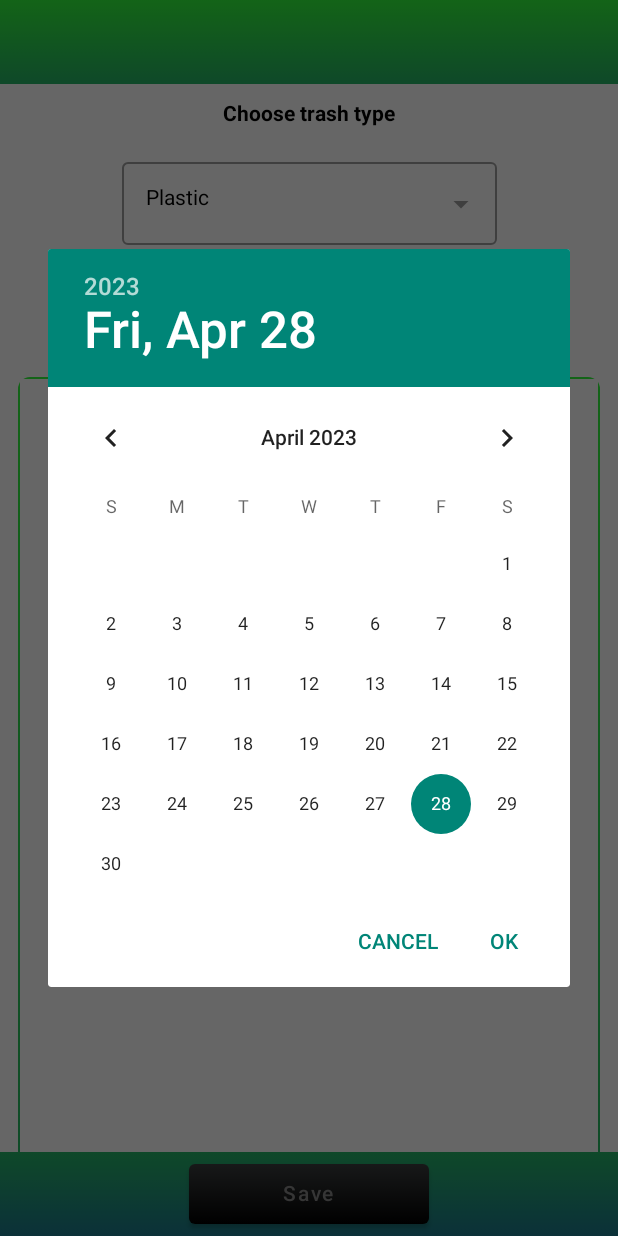
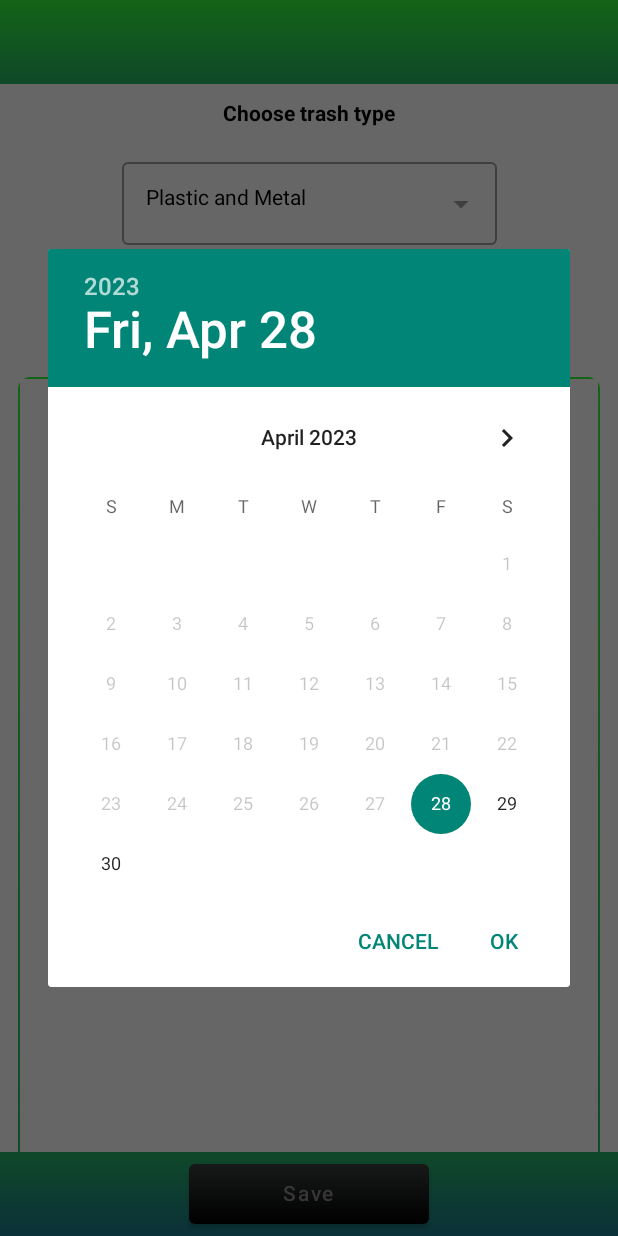
Before and after one commit to OnicaAdrianCatalin/Trashminder, an Android app built with Jetpack Compose: the NewReminderFragment screen opened through its navigation route, after a tap on "Date and time", on a phone screen of 412 x 824 dp. Run offline under Robolectric (Android 15) with nearby library versions, the phone set to English and light mode, and no system bars; our stand-ins replace Firebase (no records; nobody signed in at launch, a user with empty details on screens opened directly), navigation-ui; libraries missing offline, so code that uses them is left out: com.jakewharton.threetenabp; 1 statement that could not run was skipped.

Commit message:
adding progressBar, changing plastic to plastic and metal, updating authErrors, solving dismiss date and time

```diff
--- a/app/src/main/java/com/example/trashminder/presentation/auth/authUtils/Utils.kt
+++ b/app/src/main/java/com/example/trashminder/presentation/auth/authUtils/Utils.kt
@@ -1,5 +1,5 @@
 package com.example.trashminder.presentation.auth.authUtils
 
  fun assertFieldsEmpty(vararg fields: String): Boolean {
-    fields.find { it.isEmpty() }?.let { return false } ?: return true
+    fields.find { it.isEmpty() || it.startsWith(" ")}?.let { return false } ?: return true
 }
--- a/app/src/main/java/com/example/trashminder/presentation/auth/signup/SignUpViewModel.kt
+++ b/app/src/main/java/com/example/trashminder/presentation/auth/signup/SignUpViewModel.kt
@@ -4,11 +4,7 @@ import androidx.compose.runtime.State
 import androidx.compose.runtime.mutableStateOf
 import androidx.lifecycle.ViewModel
 import androidx.lifecycle.viewModelScope
-import com.example.trashminder.presentation.auth.authUtils.AuthErrors
-import com.example.trashminder.presentation.auth.authUtils.Result
-import com.example.trashminder.presentation.auth.authUtils.assertFieldsEmpty
-import com.example.trashminder.presentation.auth.authUtils.onFailure
-import com.example.trashminder.presentation.auth.authUtils.onSuccess
+import com.example.trashminder.presentation.auth.authUtils.*
 import com.example.trashminder.services.FirebaseAuthService
 import com.google.firebase.FirebaseException
 import com.google.firebase.FirebaseNetworkException
--- a/app/src/main/java/com/example/trashminder/presentation/createdReminder/HomeFragment.kt
+++ b/app/src/main/java/com/example/trashminder/presentation/createdReminder/HomeFragment.kt
@@ -13,6 +13,7 @@ import androidx.activity.compose.rememberLauncherForActivityResult
 import androidx.activity.result.contract.ActivityResultContracts
 import androidx.compose.foundation.layout.Box
 import androidx.compose.foundation.layout.fillMaxSize
+import androidx.compose.foundation.layout.fillMaxWidth
 import androidx.compose.foundation.layout.size
 import androidx.compose.foundation.lazy.LazyColumn
 import androidx.compose.foundation.lazy.items
@@ -20,7 +21,7 @@ import androidx.compose.foundation.lazy.rememberLazyListState
 import androidx.compose.material.Icon
 import androidx.compose.material.IconButton
 import androidx.compose.runtime.*
-import androidx.compose.ui.Alignment
+import androidx.compose.ui.Alignment.Companion.CenterHorizontally
 import androidx.compose.ui.Modifier
 import androidx.compose.ui.graphics.Color
 import androidx.compose.ui.platform.ComposeView
@@ -58,19 +59,21 @@ class HomeFragment : Fragment() {
     @Composable
     fun HomeScreen() {
         val viewModel = viewModel<HomeScreenViewModel>()
+        viewModel.ProgressDialog()
+
         Box(
-            modifier = Modifier.fillMaxSize()
+            modifier = Modifier.fillMaxSize(),
         ) {
             val state = rememberLazyListState()
             val context = LocalContext.current
-            LazyColumn(horizontalAlignment = Alignment.CenterHorizontally, state = state) {
+            LazyColumn(modifier = Modifier.fillMaxWidth(), horizontalAlignment = CenterHorizontally, state = state) {
                 items(viewModel.reminderResponse.value?.reminders ?: emptyList()) {
                     CustomItem(reminder = it)
 
                     NotificationPermissionDialog(it, context)
                 }
                 item {
-                    IconButton(onClick = {
+                    IconButton( onClick = {
                         findNavController().navigate(R.id.newReminderFragment)
                     }) {
                         Icon(
--- a/app/src/main/java/com/example/trashminder/presentation/createdReminder/HomeScreenViewModel.kt
+++ b/app/src/main/java/com/example/trashminder/presentation/createdReminder/HomeScreenViewModel.kt
@@ -1,8 +1,20 @@
 package com.example.trashminder.presentation.createdReminder
 
-import androidx.compose.runtime.mutableStateOf
+import androidx.compose.foundation.background
+import androidx.compose.foundation.layout.Box
+import androidx.compose.foundation.layout.size
+import androidx.compose.foundation.shape.RoundedCornerShape
+import androidx.compose.material.CircularProgressIndicator
+import androidx.compose.runtime.*
+import androidx.compose.ui.Alignment
+import androidx.compose.ui.Modifier
+import androidx.compose.ui.graphics.Color
+import androidx.compose.ui.unit.dp
+import androidx.compose.ui.window.Dialog
+import androidx.compose.ui.window.DialogProperties
 import androidx.lifecycle.ViewModel
 import com.example.trashminder.model.ListOfReminders
+import com.example.trashminder.presentation.theme.greenTrash
 import com.google.firebase.auth.FirebaseAuth
 import com.google.firebase.firestore.FirebaseFirestore
 
@@ -10,8 +22,11 @@ class HomeScreenViewModel : ViewModel() {
     val reminderResponse = mutableStateOf<ListOfReminders?>(null)
     private val firestore = FirebaseFirestore.getInstance()
     private val auth = FirebaseAuth.getInstance()
+    private var showDialog by mutableStateOf(false)
+
 
     init {
+        showDialog = true
         getUserData()
     }
 
@@ -21,8 +36,23 @@ class HomeScreenViewModel : ViewModel() {
                 if ((snapshot != null) && snapshot.exists()) {
                     val data = snapshot.toObject(ListOfReminders::class.java)
                     reminderResponse.value = data
+                    showDialog = false
                 }
             }
+    }
+
+    @Composable
+    fun ProgressDialog() {
+        if (showDialog) {
+            Box(
+                contentAlignment = Alignment.Center,
+                modifier = Modifier
+                    .size(100.dp)
+                    .background(Color.White, shape = RoundedCornerShape(8.dp))
+            ) {
+                CircularProgressIndicator(color = greenTrash)
+            }
+        }
     }
 
     companion object {
--- a/app/src/main/java/com/example/trashminder/presentation/newReminder/NewReminderFragment.kt
+++ b/app/src/main/java/com/example/trashminder/presentation/newReminder/NewReminderFragment.kt
@@ -234,24 +234,35 @@ class NewReminderFragment : Fragment() {
         val day = calendar.get(Calendar.DAY_OF_MONTH)
         val hour = calendar.get(Calendar.HOUR_OF_DAY)
         val minutes = calendar.get(Calendar.MINUTE)
+        var date = ""
+        var time = ""
         calendar.time = Date()
 
         val datePickerDialog = DatePickerDialog(
             context,
             { _: DatePicker, selectedYear: Int, selectedMonth: Int, selectedDayOfMonth: Int ->
-                chosenDate.value =
+                date =
                     setDateCorrectFormat(selectedMonth, selectedDayOfMonth, selectedYear)
             }, year, month, day
         )
         val timePickerDialog = TimePickerDialog(
             context,
             { _, selectedHour: Int, selectedMinute: Int ->
-                chosenDate.value += setTimeCorrectFormat(selectedHour, selectedMinute)
+                time = setTimeCorrectFormat(selectedHour, selectedMinute)
             }, hour, minutes, false
         )
         datePickerDialog.show()
+        datePickerDialog.datePicker.minDate = System.currentTimeMillis()
         datePickerDialog.setOnDismissListener {
-            timePickerDialog.show()
+            if (date != "") {
+                timePickerDialog.show()
+            }
+        }
+
+        timePickerDialog.setOnDismissListener {
+            if (time != "") {
+                chosenDate.value = date + time
+            }
         }
     }
 
--- a/app/src/main/java/com/example/trashminder/utils/TrashType.kt
+++ b/app/src/main/java/com/example/trashminder/utils/TrashType.kt
@@ -4,7 +4,6 @@ import com.example.trashminder.R
 
 enum class TrashType {
     Plastic,
-    Metal,
     Paper,
     Glass,
     Residual
@@ -13,7 +12,6 @@ enum class TrashType {
 fun TrashType.toResourceId(): Int {
     return when (this) {
         TrashType.Paper -> R.string.trash_type_paper
-        TrashType.Metal -> R.string.trash_type_metal
         TrashType.Glass -> R.string.trash_type_glass
         TrashType.Residual -> R.string.trash_type_residual
         TrashType.Plastic -> R.string.trash_type_plastic
--- a/app/src/main/res/values/strings.xml
+++ b/app/src/main/res/values/strings.xml
@@ -27,10 +27,9 @@
     <string name="repetition"> Repetition</string>
     <string name="date_and_time_button">Date and time</string>
     <string name="trash_type_paper">Paper</string>
-    <string name="trash_type_metal">Metal</string>
     <string name="trash_type_glass">Glass</string>
     <string name="trash_type_residual">Residual</string>
-    <string name="trash_type_plastic">Plastic</string>
+    <string name="trash_type_plastic">Plastic and Metal</string>
     <string name="paper_and_carton">Paper and Carton</string>
     <string name="error">Error</string>
     <string name="time_period_daily">Daily</string>
```
Also changed, not shown: app/src/main/java/com/example/trashminder/presentation/createdReminder/CustomItem.kt (+4 -11 lines), app/src/main/java/com/example/trashminder/utils/Reusables.kt (line endings or trailing spaces), app/src/main/res/drawable/_removal_ai__tmp_63a2fb077da67.png (deleted), app/src/main/res/drawable/glass.png (renamed from app/src/main/res/drawable/broken_bottle_png23.png), app/src/main/res/drawable/paper.png (renamed from app/src/main/res/drawable/stack_of_old_blank_photographs_thumb30.png), app/src/main/res/drawable/plastic_bottle_png_download_image.png (deleted), app/src/main/res/drawable/plastic_metal.png (added), app/src/main/res/drawable/residual.png (renamed from app/src/main/res/drawable/report_feat_removebg_preview.png), 1 other file.
